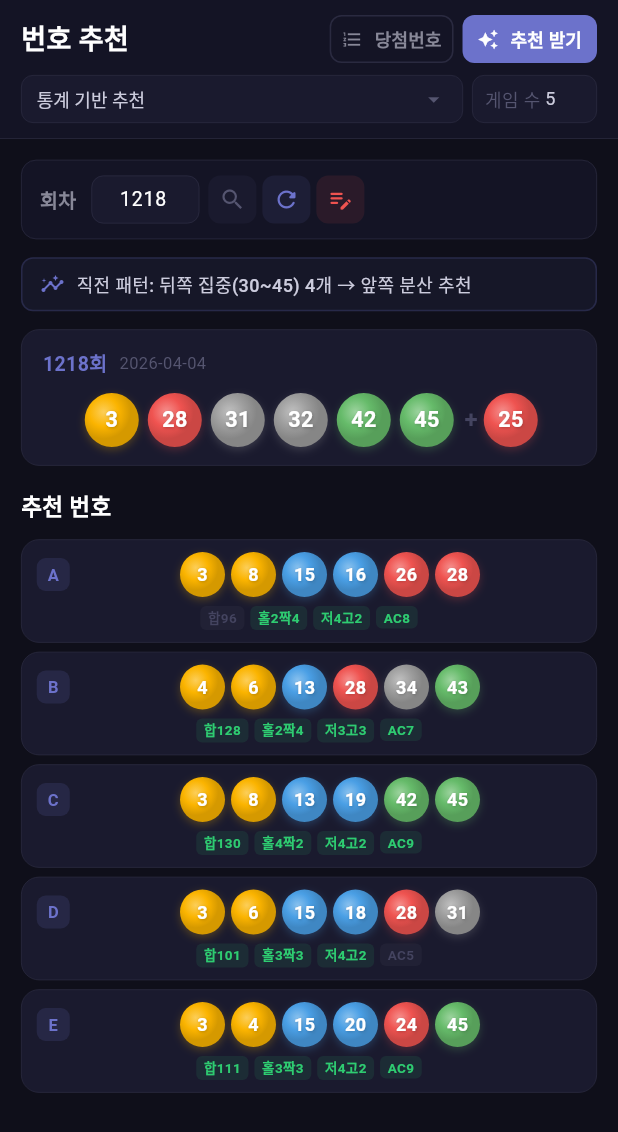
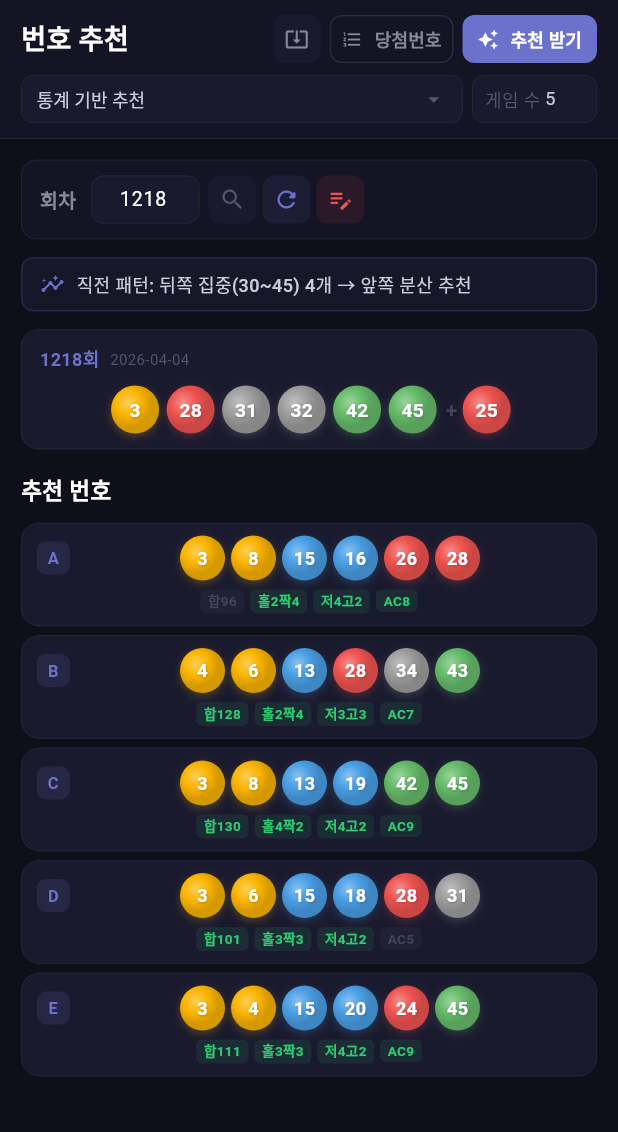
Before and after one commit to leeseyoung77/lsy-m-lotto, a Flutter app: the screen it shows after launch, after a tap on "추천 받기", on a phone screen of 412 x 824 dp. Shown: the top 1132 px of the screen. Run offline on Flutter 3.47's test engine with Material 3 defaults, Android fonts, the phone set to English and light mode, and no system bars; our stand-ins replace package_info_plus, shared_preferences; network calls fail.

Commit message:
feat: 자동 업데이트 + 분포 알고리즘 개선 + 릴리스 자동화
- 4구간 spread 정의 버그 수정 및 직전 고른 분포 시 한쪽 집중 유도
  (1218회차 분석 결과 음의 상관 -2~3%p 반영)
- GitHub Releases API 기반 앱 자동 업데이트 체크 추가
  · package_info_plus, url_launcher 의존성 추가
  · 앱 시작 시 / 헤더 ⬇️ 아이콘으로 수동 체크 가능
  · 새 버전 시 다이얼로그 + APK 다운로드 링크
- Android Gradle Plugin 8.7.0 → 8.9.1 / Gradle 8.10.2 → 8.11.1 업그레이드
- AndroidManifest에 REQUEST_INSTALL_PACKAGES 권한 + https queries 추가
- release.ps1: pubspec 버전 갱신 + APK 빌드 + 태그 + GitHub Release 자동화
- RELEASE.md: 릴리스 절차 가이드
- web/ 플랫폼 추가, 어댑티브 아이콘 리소스 추가

Co-Authored-By: Claude Opus 4.7 (1M context) <noreply@anthropic.com>

```diff
--- a/lib/screens/home_screen.dart
+++ b/lib/screens/home_screen.dart
@@ -1,8 +1,10 @@
 import 'package:flutter/material.dart';
+import 'package:url_launcher/url_launcher.dart';
 import '../models/lotto_draw.dart';
 import '../data/lotto_history_loader.dart';
 import '../services/lotto_api_service.dart';
 import '../services/recommendation_engine.dart';
+import '../services/update_service.dart';
 import '../widgets/draw_result_row.dart';
 import '../widgets/recommendation_row.dart';
 import 'history_screen.dart';
@@ -17,6 +19,7 @@ class HomeScreen extends StatefulWidget {
 class _HomeScreenState extends State<HomeScreen> {
   final _apiService = LottoApiService();
   final _engine = RecommendationEngine();
+  final _updateService = UpdateService();
   final _roundController = TextEditingController();
 
   LottoDraw? _latestDraw;
@@ -34,6 +37,110 @@ class _HomeScreenState extends State<HomeScreen> {
   void initState() {
     super.initState();
     _loadLatestDraw();
+    _checkForUpdate();
+  }
+
+  Future<void> _checkForUpdate({bool silent = true}) async {
+    final info = await _updateService.checkForUpdate();
+    if (!mounted) return;
+
+    if (info == null) {
+      if (!silent) {
+        ScaffoldMessenger.of(context).showSnackBar(
+          const SnackBar(
+            content: Text('업데이트 확인에 실패했습니다'),
+            backgroundColor: Color(0xFFEF4444),
+          ),
+        );
+      }
+      return;
+    }
+
+    if (!info.hasUpdate) {
+      if (!silent) {
+        ScaffoldMessenger.of(context).showSnackBar(
+          SnackBar(
+            content: Text('현재 최신 버전입니다 (v${info.currentVersion})'),
+            backgroundColor: const Color(0xFF2ECC71),
+          ),
+        );
+      }
+      return;
+    }
+
+    _showUpdateDialog(info);
+  }
+
+  void _showUpdateDialog(UpdateInfo info) {
+    showDialog(
+      context: context,
+      builder: (ctx) => AlertDialog(
+        backgroundColor: const Color(0xFF1A1A2E),
+        shape: RoundedRectangleBorder(borderRadius: BorderRadius.circular(14)),
+        title: Row(
+          children: [
+            const Icon(Icons.system_update_alt, color: Color(0xFF6C72CB), size: 22),
+            const SizedBox(width: 8),
+            const Expanded(
+              child: Text(
+                '새 버전이 있습니다',
+                style: TextStyle(color: Colors.white, fontSize: 16, fontWeight: FontWeight.bold),
+              ),
+            ),
+          ],
+        ),
+        content: Column(
+          mainAxisSize: MainAxisSize.min,
+          crossAxisAlignment: CrossAxisAlignment.start,
+          children: [
+            Text(
+              '현재: v${info.currentVersion}  →  최신: ${info.latestVersion}',
+              style: const TextStyle(color: Color(0xFFCCCCDD), fontSize: 13),
+            ),
+            const SizedBox(height: 12),
+            if (info.releaseNotes.isNotEmpty)
+              Container(
+                constraints: const BoxConstraints(maxHeight: 200),
+                padding: const EdgeInsets.all(10),
+                decoration: BoxDecoration(
+                  color: const Color(0xFF12121F),
+                  borderRadius: BorderRadius.circular(8),
+                ),
+                child: SingleChildScrollView(
+                  child: Text(
+                    info.releaseNotes,
+                    style: const TextStyle(color: Color(0xFFAAAACC), fontSize: 11, height: 1.5),
+                  ),
+                ),
+              ),
+          ],
+        ),
+        actions: [
+          TextButton(
+            onPressed: () => Navigator.pop(ctx),
+            child: const Text('나중에', style: TextStyle(color: Color(0xFF555570))),
+          ),
+          ElevatedButton.icon(
+            onPressed: () async {
+              final navigator = Navigator.of(ctx);
+              final url = info.apkUrl ?? info.releasePageUrl;
+              if (url.isNotEmpty) {
+                await launchUrl(Uri.parse(url), mode: LaunchMode.externalApplication);
+              }
+              navigator.pop();
+            },
+            icon: const Icon(Icons.download_rounded, size: 16),
+            label: const Text('업데이트'),
+            style: ElevatedButton.styleFrom(
+              backgroundColor: const Color(0xFF6C72CB),
+              foregroundColor: Colors.white,
+              elevation: 0,
+              shape: RoundedRectangleBorder(borderRadius: BorderRadius.circular(8)),
+            ),
+          ),
+        ],
+      ),
+    );
   }
 
   Future<void> _loadLatestDraw() async {
@@ -367,6 +474,22 @@ class _HomeScreenState extends State<HomeScreen> {
               const Spacer(),
               SizedBox(
                 height: 32,
+                width: 32,
+                child: IconButton(
+                  onPressed: () => _checkForUpdate(silent: false),
+                  icon: const Icon(Icons.system_update_alt, size: 16),
+                  tooltip: '업데이트 확인',
+                  style: IconButton.styleFrom(
+                    foregroundColor: const Color(0xFF888898),
+                    backgroundColor: const Color(0xFF1A1A2E),
+                    shape: RoundedRectangleBorder(borderRadius: BorderRadius.circular(8)),
+                    padding: EdgeInsets.zero,
+                  ),
+                ),
+              ),
+              const SizedBox(width: 6),
+              SizedBox(
+                height: 32,
                 child: OutlinedButton.icon(
                   onPressed: () {
                     Navigator.push(context, MaterialPageRoute(builder: (_) => const HistoryScreen()));
--- a/lib/services/recommendation_engine.dart
+++ b/lib/services/recommendation_engine.dart
@@ -186,6 +186,12 @@ class RecommendationEngine {
     final midHigh = dist['midHigh']!;
     final high = dist['high']!;
 
+    // 4구간 고른분포 판정 (1218회차 분석 기반)
+    // 6개 번호가 4구간(1-11/12-22/23-33/34-45)에 모두 ≥1, 최대 ≤2 분포
+    final quartile = _getQuartile(latest.numbers);
+    final isEvenSpread =
+        quartile.reduce(min) >= 1 && quartile.reduce(max) <= 2;
+
     String pattern;
     String message;
     final front = low + midLow;
@@ -201,9 +207,9 @@ class RecommendationEngine {
     } else if (center >= 3) {
       pattern = 'center_heavy';
       message = '직전 패턴: 중간 집중(20~29) ${center}개 → 양쪽 분산 추천';
-    } else if (front <= 1 && back <= 1) {
+    } else if (isEvenSpread) {
       pattern = 'spread';
-      message = '직전 패턴: 고르게 분산 → 약간의 집중 추천';
+      message = '직전 패턴: 4구간 고른 분포 → 한쪽 집중 추천';
     } else {
       pattern = 'normal';
       message = '';
@@ -228,6 +234,16 @@ class RecommendationEngine {
       'midHigh': numbers.where((n) => n >= 30 && n <= 39).length,
       'high': numbers.where((n) => n >= 40 && n <= 45).length,
     };
+  }
+
+  /// 4구간 분포 (1-11 / 12-22 / 23-33 / 34-45)
+  List<int> _getQuartile(List<int> numbers) {
+    return [
+      numbers.where((n) => n <= 11).length,
+      numbers.where((n) => n >= 12 && n <= 22).length,
+      numbers.where((n) => n >= 23 && n <= 33).length,
+      numbers.where((n) => n >= 34).length,
+    ];
   }
 
   String _analyzeRecentTrend(List<LottoDraw> recent) {
@@ -275,7 +291,23 @@ class RecommendationEngine {
         if (number >= 20 && number <= 29) bonus *= 0.5;
         break;
       case 'spread':
-        if (number >= 15 && number <= 35) bonus *= 1.2;
+        // 직전이 4구간에 고르게 퍼졌으면 → 다음은 한쪽 쏠림 유도
+        // (1218회차 분석: baseline 33% → 직전 고름시 31% 로 약 -2%p 음의 상관)
+        // 매 호출마다 무작위로 집중 방향 선택 (low-end / high-end / center)
+        final focus = _random.nextInt(3);
+        if (focus == 0) {
+          // 앞쪽(1~19) 집중
+          if (number <= 19) bonus *= 1.25;
+          if (number >= 30) bonus *= 0.85;
+        } else if (focus == 1) {
+          // 뒤쪽(27~45) 집중
+          if (number >= 27) bonus *= 1.25;
+          if (number <= 16) bonus *= 0.85;
+        } else {
+          // 중앙(15~33) 집중
+          if (number >= 15 && number <= 33) bonus *= 1.25;
+          if (number <= 8 || number >= 38) bonus *= 0.85;
+        }
         break;
     }
 
--- /dev/null
+++ b/lib/services/update_service.dart
@@ -0,0 +1,93 @@
+import 'dart:convert';
+import 'package:http/http.dart' as http;
+import 'package:package_info_plus/package_info_plus.dart';
+
+class UpdateInfo {
+  final String latestVersion;
+  final String currentVersion;
+  final String releaseName;
+  final String releaseNotes;
+  final String? apkUrl;
+  final String releasePageUrl;
+
+  UpdateInfo({
+    required this.latestVersion,
+    required this.currentVersion,
+    required this.releaseName,
+    required this.releaseNotes,
+    required this.apkUrl,
+    required this.releasePageUrl,
+  });
+
+  bool get hasUpdate => _isNewer(latestVersion, currentVersion);
+
+  static bool _isNewer(String latest, String current) {
+    final l = _parse(latest);
+    final c = _parse(current);
+    for (int i = 0; i < 3; i++) {
+      if (l[i] != c[i]) return l[i] > c[i];
+    }
+    return false;
+  }
+
+  static List<int> _parse(String v) {
+    final cleaned = v.replaceFirst(RegExp(r'^v'), '').split('+').first;
+    final parts = cleaned.split('.');
+    return [
+      int.tryParse(parts.elementAtOrNull(0) ?? '0') ?? 0,
+      int.tryParse(parts.elementAtOrNull(1) ?? '0') ?? 0,
+      int.tryParse(parts.elementAtOrNull(2) ?? '0') ?? 0,
+    ];
+  }
+}
+
+class UpdateService {
+  static const _owner = 'leeseyoung77';
+  static const _repo = 'lsy-m-lotto';
+  static const _apiUrl =
+      'https://api.github.com/repos/$_owner/$_repo/releases/latest';
+
+  /// GitHub 최신 릴리스를 조회하고 현재 버전과 비교
+  Future<UpdateInfo?> checkForUpdate() async {
+    try {
+      final info = await PackageInfo.fromPlatform();
+      final currentVersion = info.version; // e.g. 1.0.0
+
+      final response = await http
+          .get(
+            Uri.parse(_apiUrl),
+            headers: {'Accept': 'application/vnd.github+json'},
+          )
+          .timeout(const Duration(seconds: 8));
+
+      if (response.statusCode != 200) return null;
+
+      final json = jsonDecode(response.body) as Map<String, dynamic>;
+      final tagName = (json['tag_name'] as String?) ?? '';
+      final releaseName = (json['name'] as String?) ?? tagName;
+      final body = (json['body'] as String?) ?? '';
+      final htmlUrl = (json['html_url'] as String?) ?? '';
+
+      String? apkUrl;
+      final assets = json['assets'] as List? ?? [];
+      for (final asset in assets) {
+        final name = (asset['name'] as String?) ?? '';
+        if (name.toLowerCase().endsWith('.apk')) {
+          apkUrl = asset['browser_download_url'] as String?;
+          break;
+        }
+      }
+
+      return UpdateInfo(
+        latestVersion: tagName,
+        currentVersion: currentVersion,
+        releaseName: releaseName,
+        releaseNotes: body,
+        apkUrl: apkUrl,
+        releasePageUrl: htmlUrl,
+      );
+    } catch (_) {
+      return null;
+    }
+  }
+}
--- a/lib/widgets/draw_result_row.dart
+++ b/lib/widgets/draw_result_row.dart
@@ -13,10 +13,10 @@ class DrawResultRow extends StatelessWidget {
     final dateStr = DateFormat('yyyy-MM-dd').format(draw.date);
 
     return Container(
-      padding: const EdgeInsets.symmetric(horizontal: 14, vertical: 12),
+      padding: const EdgeInsets.symmetric(horizontal: 12, vertical: 10),
       decoration: BoxDecoration(
         color: const Color(0xFF1A1A2E),
-        borderRadius: BorderRadius.circular(12),
+        borderRadius: BorderRadius.circular(11),
         border: Border.all(color: const Color(0xFF2A2A40), width: 0.5),
       ),
       child: Column(
@@ -27,36 +27,36 @@ class DrawResultRow extends StatelessWidget {
                 '${draw.round}회',
                 style: const TextStyle(
                   color: Color(0xFF6C72CB),
-                  fontSize: 13,
+                  fontSize: 12,
                   fontWeight: FontWeight.w700,
                 ),
               ),
-              const SizedBox(width: 8),
+              const SizedBox(width: 7),
               Text(
                 dateStr,
                 style: const TextStyle(
                   color: Color(0xFF555570),
-                  fontSize: 11,
+                  fontSize: 10,
                 ),
               ),
             ],
           ),
-          const SizedBox(height: 10),
+          const SizedBox(height: 9),
           Row(
             mainAxisAlignment: MainAxisAlignment.center,
             children: [
               ...draw.numbers.map((n) => Padding(
-                    padding: const EdgeInsets.symmetric(horizontal: 3),
-                    child: LottoBall(number: n, size: 36),
+                    padding: const EdgeInsets.symmetric(horizontal: 2.5),
+                    child: LottoBall(number: n, size: 32),
                   )),
               const Padding(
-                padding: EdgeInsets.symmetric(horizontal: 4),
+                padding: EdgeInsets.symmetric(horizontal: 3.5),
                 child: Text(
                   '+',
-                  style: TextStyle(color: Color(0xFF444460), fontSize: 16, fontWeight: FontWeight.bold),
+                  style: TextStyle(color: Color(0xFF444460), fontSize: 14, fontWeight: FontWeight.bold),
                 ),
               ),
-              LottoBall(number: draw.bonusNumber, size: 36),
+              LottoBall(number: draw.bonusNumber, size: 32),
             ],
           ),
         ],
--- a/pubspec.yaml
+++ b/pubspec.yaml
@@ -12,6 +12,8 @@ dependencies:
   http: ^1.2.0
   intl: ^0.19.0
   shared_preferences: ^2.3.0
+  package_info_plus: ^8.0.0
+  url_launcher: ^6.3.0
 
 dev_dependencies:
   flutter_test:
```
Also changed, not shown: pubspec.lock, 19 other files.
